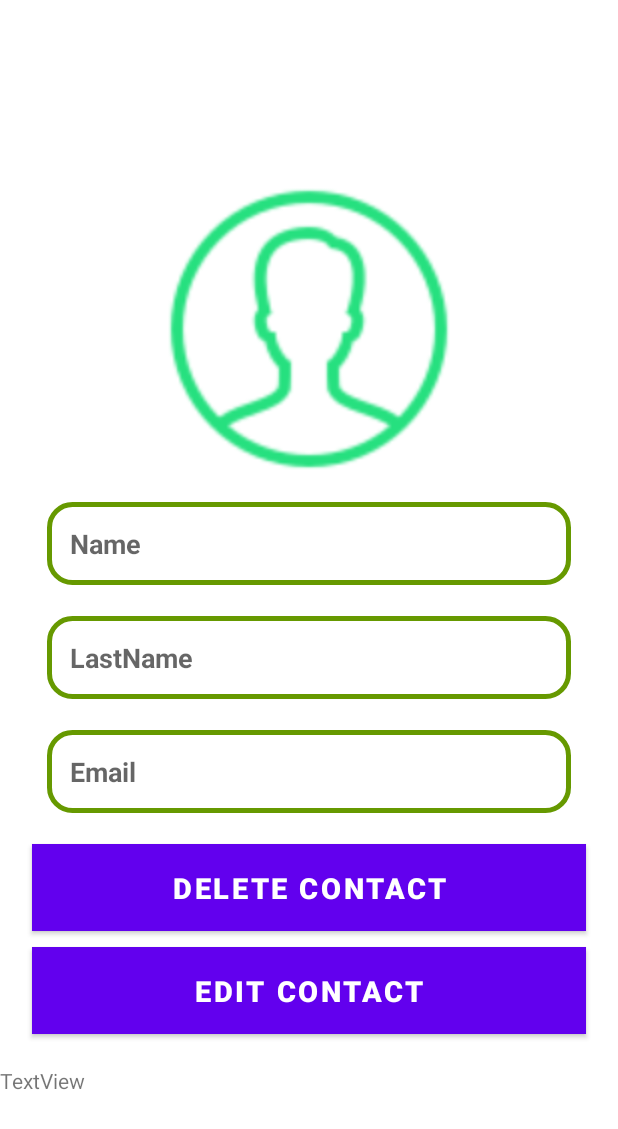
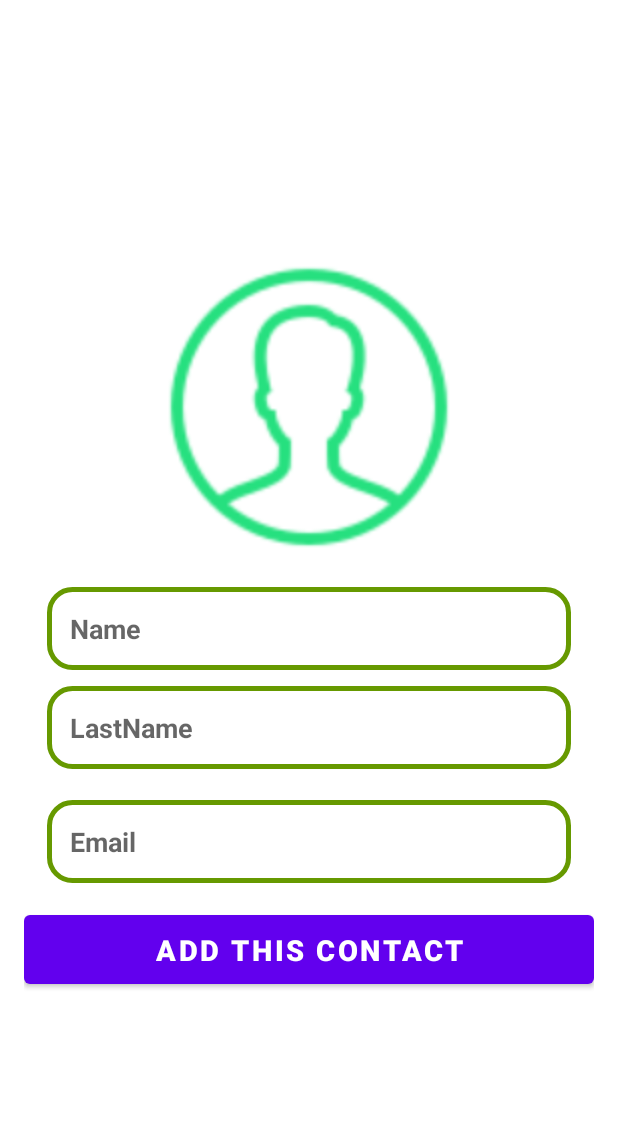
Before and after one commit to Serg8787/ContactManager, an Android app: the layout fragment_add_contact.xml on its own in the app's theme, with its tools: preview values and no code run, on a phone screen of 412 x 824 dp. Shown: the top 1129 px of the screen. Run offline under Robolectric (Android 15) with nearby library versions, the phone set to English and light mode, and no system bars.

Commit message:
edit and add good work

```diff
--- a/app/src/main/res/layout/fragment_delete_edit.xml
+++ b/app/src/main/res/layout/fragment_add_contact.xml
@@ -1,10 +1,11 @@
+<?xml version="1.0" encoding="utf-8"?>
 <LinearLayout
     xmlns:android="http://schemas.android.com/apk/res/android"
     android:layout_width="match_parent"
     android:layout_height="match_parent"
     android:orientation="vertical"
     android:background="@color/white"
-    android:gravity="center"    >
+    android:gravity="center"   >
 
 
     <LinearLayout
@@ -13,17 +14,32 @@
         android:layout_width="match_parent"
         android:layout_height="wrap_content">
 
-
         <ImageView
-            android:id="@+id/ivAvatarFragment"
+            android:id="@+id/ivAvatarAdd"
             android:layout_width="200dp"
             android:layout_height="200dp"
             android:layout_gravity="center"
             android:layout_margin="10dp"
             android:src="@drawable/icons8_avatar_100"/>
-        <TextView
-            android:id="@+id/tvNameFragment"
-            android:hint="Name "
+        <EditText
+            android:id="@+id/etNameAdd"
+            android:hint="Name"
+            android:inputType="textPersonName|textCapWords"
+            android:textColor="@color/purple_500"
+            android:textSize="18sp"
+            android:textStyle="bold"
+            android:background="@drawable/shape_background"
+            android:padding="15dp"
+            android:layout_marginLeft="15dp"
+            android:layout_marginRight="15dp"
+            android:layout_marginTop="10dp"
+            android:layout_marginBottom="5dp"
+            android:layout_width="match_parent"
+            android:layout_height="wrap_content"/>
+        <EditText
+            android:id="@+id/etLastNameAdd"
+            android:hint="LastName "
+            android:inputType="textPersonName|textCapWords"
             android:textColor="@color/purple_500"
             android:background="@drawable/shape_background"
             android:padding="15dp"
@@ -35,26 +51,10 @@
             android:layout_marginBottom="15dp"
             android:layout_width="match_parent"
             android:layout_height="wrap_content"/>
-
-        <TextView
-            android:id="@+id/tvLastNameFragment"
-            android:hint="LastName "
-            android:inputType="phone"
-            android:textColor="@color/purple_500"
-            android:background="@drawable/shape_background"
-            android:padding="15dp"
-            android:textSize="18sp"
-            android:textStyle="bold"
-            android:layout_marginLeft="15dp"
-            android:layout_marginRight="15dp"
-            android:layout_marginTop="5dp"
-            android:layout_marginBottom="15dp"
-            android:layout_width="match_parent"
-            android:layout_height="wrap_content"/>
-        <TextView
-            android:id="@+id/tvEmailFragment"
+        <EditText
+            android:id="@+id/etEmailAdd"
             android:hint="Email "
-            android:inputType="phone"
+            android:inputType="textPersonName|textCapWords"
             android:textColor="@color/purple_500"
             android:background="@drawable/shape_background"
             android:padding="15dp"
@@ -67,42 +67,16 @@
             android:layout_width="match_parent"
             android:layout_height="wrap_content"/>
         <Button
-            android:id="@+id/btDeleteFragment"
-            android:text="Delete Contact"
+            android:id="@+id/btAddContactAdd"
+            android:text="Add this Contact"
             android:textStyle="bold"
             android:textSize="19sp"
             android:textColor="@color/white"
-            android:background="@android:color/holo_green_dark"
             android:padding="10dp"
             android:elevation="15dp"
             android:layout_gravity="center"
             android:gravity="center"
-            android:layout_margin="5dp"
             android:layout_width="match_parent"
             android:layout_height="wrap_content"/>
-        <Button
-            android:id="@+id/btEditFragment"
-            android:text="Edit Contact"
-            android:textStyle="bold"
-            android:textSize="19sp"
-            android:textColor="@color/white"
-            android:background="@android:color/holo_green_dark"
-            android:padding="10dp"
-            android:elevation="15dp"
-            android:layout_margin="5dp"
-            android:layout_gravity="center"
-            android:gravity="center"
-            android:layout_width="match_parent"
-            android:layout_height="wrap_content"/>
-
-
-
     </LinearLayout>
-
-    <TextView
-        android:id="@+id/tvCountFragment"
-        android:layout_width="match_parent"
-        android:layout_height="wrap_content"
-        android:text="TextView" />
-
 </LinearLayout>
```
Also changed, not shown: app/src/main/java/com/example/contactmanager/FragmentEdit.kt (+22 -20 lines), app/src/main/java/com/example/contactmanager/MainActivity.kt (+4 -4 lines), app/src/main/res/layout/fragment_edit.xml (+5 -5 lines).
